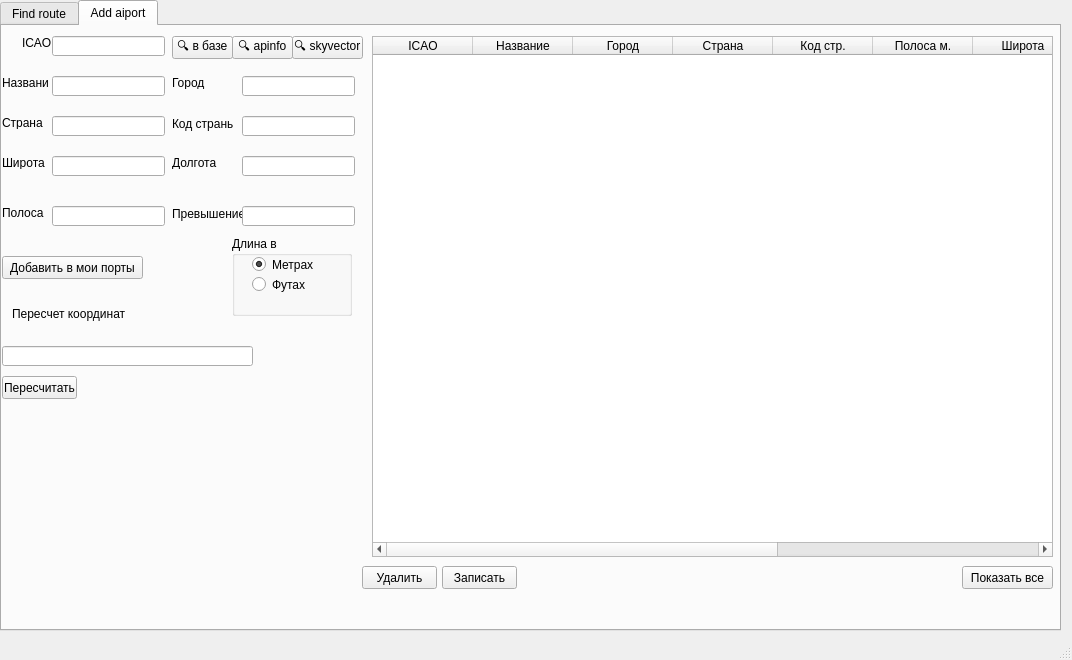
Above: views/main.ui from RavenVl/findAeroRace before the change. Below: the same form after it.
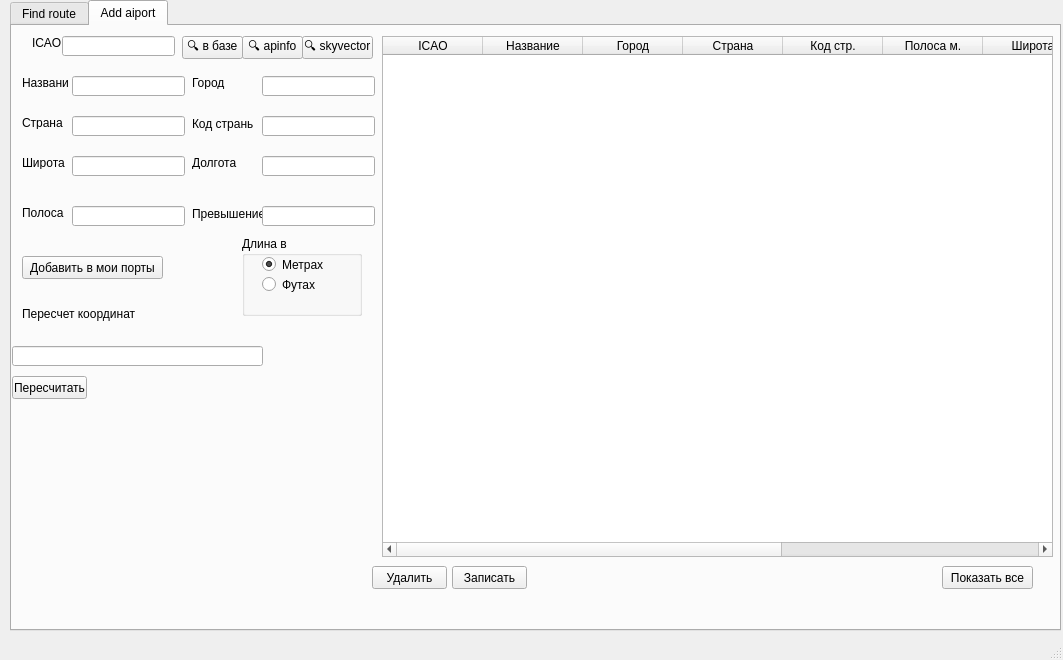
That is the form after the change. The open tabs and pages were chosen to show the change. Icons and pictures are not drawn.

Commit message: fix windows size and elements

Patch:
```diff
--- a/views/main.ui
+++ b/views/main.ui
@@ -6,7 +6,7 @@
    <rect>
     <x>0</x>
     <y>0</y>
-    <width>1072</width>
+    <width>1063</width>
     <height>660</height>
    </rect>
   </property>
@@ -17,9 +17,9 @@
    <widget class="QTabWidget" name="tabWidget">
     <property name="geometry">
      <rect>
-      <x>0</x>
+      <x>10</x>
       <y>0</y>
-      <width>1061</width>
+      <width>1051</width>
       <height>631</height>
      </rect>
     </property>
@@ -192,7 +192,7 @@
      <widget class="QLineEdit" name="nameEdit">
       <property name="geometry">
        <rect>
-        <x>50</x>
+        <x>60</x>
         <y>50</y>
         <width>113</width>
         <height>20</height>
@@ -202,7 +202,7 @@
      <widget class="QLabel" name="label_2">
       <property name="geometry">
        <rect>
-        <x>0</x>
+        <x>10</x>
         <y>50</y>
         <width>47</width>
         <height>13</height>
@@ -215,7 +215,7 @@
      <widget class="QLineEdit" name="cityEdit">
       <property name="geometry">
        <rect>
-        <x>240</x>
+        <x>250</x>
         <y>50</y>
         <width>113</width>
         <height>20</height>
@@ -225,7 +225,7 @@
      <widget class="QLabel" name="label_3">
       <property name="geometry">
        <rect>
-        <x>170</x>
+        <x>180</x>
         <y>50</y>
         <width>47</width>
         <height>13</height>
@@ -238,7 +238,7 @@
      <widget class="QLineEdit" name="countryEdit">
       <property name="geometry">
        <rect>
-        <x>50</x>
+        <x>60</x>
         <y>90</y>
         <width>113</width>
         <height>20</height>
@@ -248,7 +248,7 @@
      <widget class="QLabel" name="label_4">
       <property name="geometry">
        <rect>
-        <x>0</x>
+        <x>10</x>
         <y>90</y>
         <width>47</width>
         <height>13</height>
@@ -261,7 +261,7 @@
      <widget class="QLineEdit" name="code_countryEdit">
       <property name="geometry">
        <rect>
-        <x>240</x>
+        <x>250</x>
         <y>90</y>
         <width>113</width>
         <height>20</height>
@@ -271,7 +271,7 @@
      <widget class="QLabel" name="label_5">
       <property name="geometry">
        <rect>
-        <x>170</x>
+        <x>180</x>
         <y>90</y>
         <width>61</width>
         <height>16</height>
@@ -284,7 +284,7 @@
      <widget class="QLineEdit" name="latEdit">
       <property name="geometry">
        <rect>
-        <x>50</x>
+        <x>60</x>
         <y>130</y>
         <width>113</width>
         <height>20</height>
@@ -294,7 +294,7 @@
      <widget class="QLabel" name="label_6">
       <property name="geometry">
        <rect>
-        <x>0</x>
+        <x>10</x>
         <y>130</y>
         <width>47</width>
         <height>13</height>
@@ -307,7 +307,7 @@
      <widget class="QLineEdit" name="longEdit">
       <property name="geometry">
        <rect>
-        <x>240</x>
+        <x>250</x>
         <y>130</y>
         <width>113</width>
         <height>20</height>
@@ -317,7 +317,7 @@
      <widget class="QLabel" name="label_7">
       <property name="geometry">
        <rect>
-        <x>170</x>
+        <x>180</x>
         <y>130</y>
         <width>47</width>
         <height>13</height>
@@ -330,7 +330,7 @@
      <widget class="QLabel" name="label_8">
       <property name="geometry">
        <rect>
-        <x>170</x>
+        <x>180</x>
         <y>180</y>
         <width>71</width>
         <height>16</height>
@@ -343,7 +343,7 @@
      <widget class="QLineEdit" name="runwayEdit">
       <property name="geometry">
        <rect>
-        <x>50</x>
+        <x>60</x>
         <y>180</y>
         <width>113</width>
         <height>20</height>
@@ -353,7 +353,7 @@
      <widget class="QLineEdit" name="evevEdit">
       <property name="geometry">
        <rect>
-        <x>240</x>
+        <x>250</x>
         <y>180</y>
         <width>113</width>
         <height>20</height>
@@ -363,7 +363,7 @@
      <widget class="QLabel" name="label_9">
       <property name="geometry">
        <rect>
-        <x>0</x>
+        <x>10</x>
         <y>180</y>
         <width>47</width>
         <height>13</height>
@@ -389,7 +389,7 @@
      <widget class="QPushButton" name="addButton">
       <property name="geometry">
        <rect>
-        <x>0</x>
+        <x>10</x>
         <y>230</y>
         <width>141</width>
         <height>23</height>
@@ -404,7 +404,7 @@
        <rect>
         <x>370</x>
         <y>10</y>
-        <width>681</width>
+        <width>671</width>
         <height>521</height>
        </rect>
       </property>
@@ -475,7 +475,7 @@
      <widget class="QPushButton" name="showAllButton">
       <property name="geometry">
        <rect>
-        <x>960</x>
+        <x>930</x>
         <y>540</y>
         <width>91</width>
         <height>23</height>
```
Left out of the diff: 10 changed lines with no effect on the pictures. The commit also changes 4 other files.
